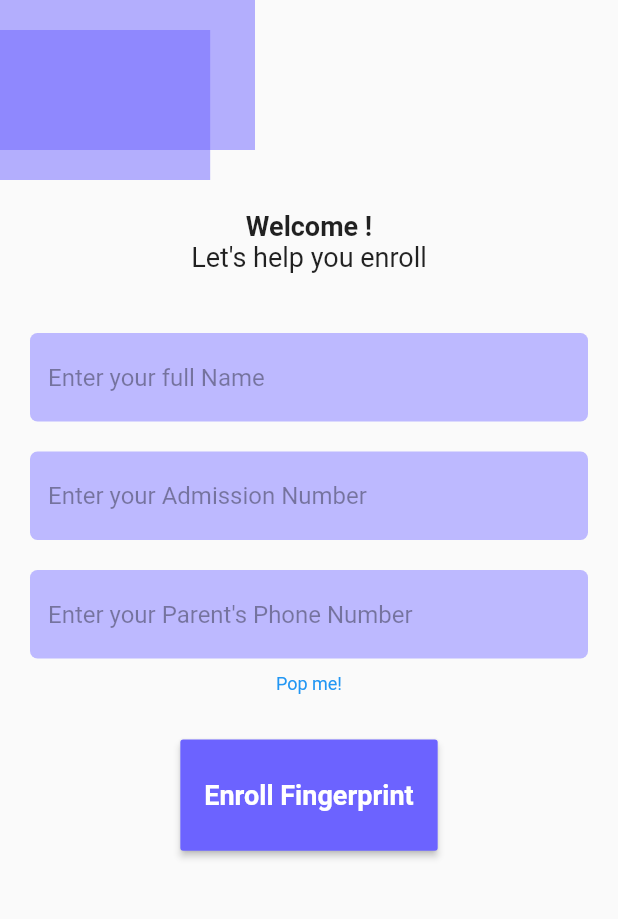
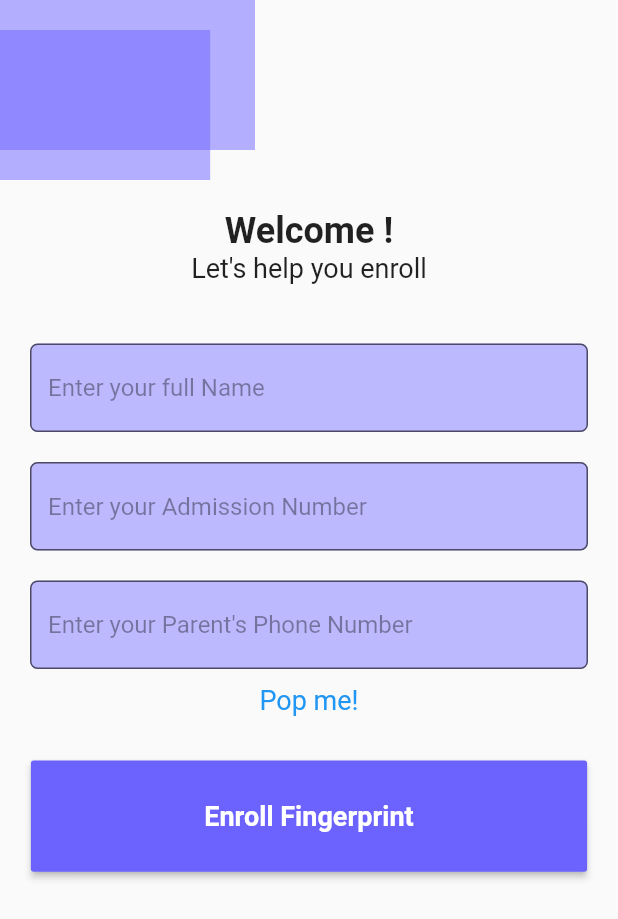
Before and after one commit to HezionKwena/Attendance-Biometric-System., a Flutter app: the RegistrationPage screen opened by its route, on a phone screen of 412 x 824 dp. Shown: the top 919 px of the screen. Run offline on Flutter 3.47's test engine with Material 2 defaults, Android fonts, the light colour scheme and no system bars; our stand-ins replace flutter_svg.

Commit message:
feat: project template complete

```diff
--- a/lib/screens/myRegistrationPage.dart
+++ b/lib/screens/myRegistrationPage.dart
@@ -36,7 +36,7 @@ class _RegistrationPageState extends State<RegistrationPage> {
                       Text("Welcome !",
                           style: TextStyle(
                             fontWeight: FontWeight.w700,
-                            fontSize: 18,
+                            fontSize: 24,
                           )),
                       Text("Let\'s help you enroll",
                           style: TextStyle(
@@ -67,24 +67,15 @@ class _RegistrationPageState extends State<RegistrationPage> {
               Container(
                   child: Text(
                 "Pop me!",
-                style: TextStyle(fontSize: 12, color: Colors.blue.shade500),
+                style: TextStyle(fontSize: 18, color: Colors.blue.shade500),
               )),
               Container(
                 padding: EdgeInsets.only(top: 30),
-                child: MaterialButton(
-                  height: MediaQuery.of(context).size.height * 0.09,
-                  color: Color(0xff6c63FF),
+                child: MyButton(
                   onPressed: () {
                     Navigator.pushNamed(context, PrintScanPage.id);
                   },
-                  child: Text(
-                    'Enroll Fingerprint',
-                    style: TextStyle(
-                      fontSize: 18.0,
-                      color: Colors.white,
-                      fontWeight: FontWeight.bold,
-                    ),
-                  ),
+                  text: 'Enroll Fingerprint',
                 ),
               ),
             ]),
--- a/lib/shared_widgets/myInputField.dart
+++ b/lib/shared_widgets/myInputField.dart
@@ -26,9 +26,11 @@ class InputField extends StatelessWidget {
           hintStyle: TextStyle(
             color: Colors.black38,
           ),
+
           border: OutlineInputBorder(
             borderRadius: BorderRadius.all(Radius.circular(5.0)),
-            borderSide: BorderSide.none,
+            // borderSide: BorderSide.none,
+
           ),
         ),
         onChanged: (value){
```
Lines whose indentation alone changed are shown as unchanged.
